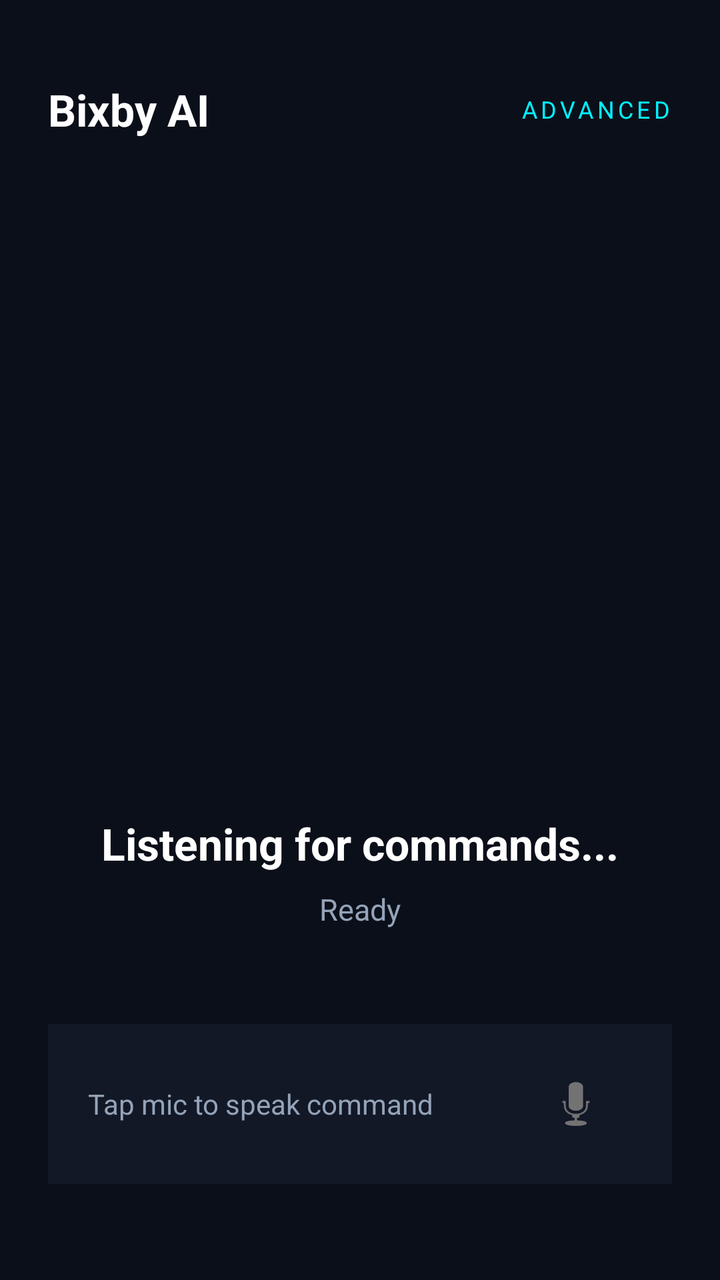
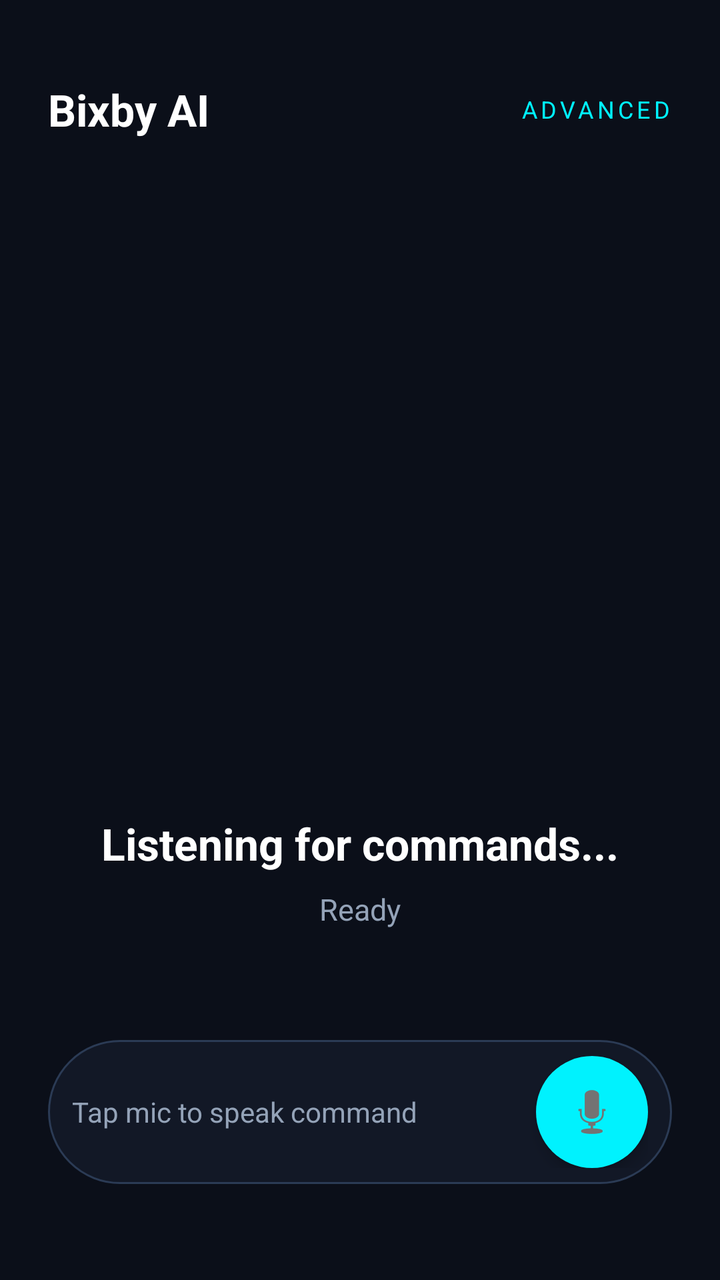

Two renders of the same Android screen: before a commit and after it. Below are the layout's source before the change and the commit's diff.
<!-- AndroidManifest.xml: application theme Theme.AppCompat.DayNight.NoActionBar -->
<!-- res/layout/activity_main.xml -->
<?xml version="1.0" encoding="utf-8"?>
<RelativeLayout xmlns:android="http://schemas.android.com/apk/res/android"
    android:layout_width="match_parent"
    android:layout_height="match_parent"
    android:background="#0B0F19"
    android:padding="24dp">

    <LinearLayout
        android:id="@+id/topBar"
        android:layout_width="match_parent"
        android:layout_height="wrap_content"
        android:layout_marginTop="16dp"
        android:orientation="horizontal"
        android:gravity="center_vertical">

        <TextView
            android:layout_width="wrap_content"
            android:layout_height="wrap_content"
            android:text="Bixby AI"
            android:textColor="#FFFFFF"
            android:textSize="22sp"
            android:textStyle="bold" />

        <View
            android:layout_width="0dp"
            android:layout_height="0dp"
            android:layout_weight="1" />

        <TextView
            android:layout_width="wrap_content"
            android:layout_height="wrap_content"
            android:text="ADVANCED"
            android:textColor="#00F2FE"
            android:textSize="12sp"
            android:letterSpacing="0.15" />
    </LinearLayout>

    <LinearLayout
        android:layout_width="match_parent"
        android:layout_height="wrap_content"
        android:layout_centerInParent="true"
        android:orientation="vertical"
        android:gravity="center">

        <FrameLayout
            android:layout_width="200dp"
            android:layout_height="200dp"
            android:layout_marginBottom="32dp"
            android:gravity="center">

            <View
                android:id="@+id/pulseView"
                android:layout_width="170dp"
                android:layout_height="170dp"
                android:layout_gravity="center" />

            <View
                android:id="@+id/orbView"
                android:layout_width="104dp"
                android:layout_height="104dp"
                android:layout_gravity="center"
                android:elevation="4dp" />
        </FrameLayout>

        <TextView
            android:id="@+id/greetingText"
            android:layout_width="wrap_content"
            android:layout_height="wrap_content"
            android:text="Listening for commands..."
            android:textColor="#FFFFFF"
            android:textSize="22sp"
            android:textStyle="bold"
            android:layout_marginBottom="8dp" />

        <TextView
            android:id="@+id/statusText"
            android:layout_width="wrap_content"
            android:layout_height="wrap_content"
            android:text="Ready"
            android:textColor="#94A3B8"
            android:textSize="15sp" />
    </LinearLayout>

    <LinearLayout
        android:layout_width="match_parent"
        android:layout_height="wrap_content"
        android:layout_alignParentBottom="true"
        android:layout_marginBottom="24dp"
        android:orientation="horizontal"
        android:background="#121826"
        android:paddingHorizontal="20dp"
        android:paddingVertical="12dp"
        android:gravity="center_vertical">

        <TextView
            android:layout_width="0dp"
            android:layout_height="wrap_content"
            android:layout_weight="1"
            android:text="Tap mic to speak command"
            android:textColor="#94A3B8"
            android:textSize="14sp" />

        <ImageButton
            android:id="@+id/micButton"
            android:layout_width="56dp"
            android:layout_height="56dp"
            android:background="@null"
            android:src="@android:drawable/ic_btn_speak_now"
            android:padding="14dp"
            android:contentDescription="Mic"
            android:elevation="4dp" />
    </LinearLayout>

</RelativeLayout>
<!-- resources referenced by this layout -->
<resources>

</resources>

<!-- the commit's change to res/layout/activity_main.xml (unified diff, before → after) -->
@@ -54,6 +54,24 @@
                 android:layout_height="170dp"
                 android:layout_gravity="center" />
 
+            <LinearLayout
+                android:id="@+id/equalizerView"
+                android:layout_width="176dp"
+                android:layout_height="76dp"
+                android:layout_gravity="center|bottom"
+                android:gravity="center"
+                android:orientation="horizontal"
+                android:alpha="0.9">
+
+                <View android:id="@+id/equalizerBar1" android:layout_width="8dp" android:layout_height="28dp" android:layout_marginHorizontal="5dp" />
+                <View android:id="@+id/equalizerBar2" android:layout_width="8dp" android:layout_height="40dp" android:layout_marginHorizontal="5dp" />
+                <View android:id="@+id/equalizerBar3" android:layout_width="8dp" android:layout_height="54dp" android:layout_marginHorizontal="5dp" />
+                <View android:id="@+id/equalizerBar4" android:layout_width="8dp" android:layout_height="64dp" android:layout_marginHorizontal="5dp" />
+                <View android:id="@+id/equalizerBar5" android:layout_width="8dp" android:layout_height="54dp" android:layout_marginHorizontal="5dp" />
+                <View android:id="@+id/equalizerBar6" android:layout_width="8dp" android:layout_height="40dp" android:layout_marginHorizontal="5dp" />
+                <View android:id="@+id/equalizerBar7" android:layout_width="8dp" android:layout_height="28dp" android:layout_marginHorizontal="5dp" />
+            </LinearLayout>
+
             <View
                 android:id="@+id/orbView"
                 android:layout_width="104dp"
@@ -87,9 +105,9 @@
         android:layout_alignParentBottom="true"
         android:layout_marginBottom="24dp"
         android:orientation="horizontal"
-        android:background="#121826"
-        android:paddingHorizontal="20dp"
-        android:paddingVertical="12dp"
+        android:background="@drawable/pill_mic_container"
+        android:paddingHorizontal="12dp"
+        android:paddingVertical="8dp"
         android:gravity="center_vertical">
 
         <TextView
@@ -104,7 +122,7 @@
             android:id="@+id/micButton"
             android:layout_width="56dp"
             android:layout_height="56dp"
-            android:background="@null"
+            android:background="@drawable/pill_mic_button"
             android:src="@android:drawable/ic_btn_speak_now"
             android:padding="14dp"
             android:contentDescription="Mic"
<!-- resource entries referenced after the edit -->
@@ -1,5 +1,17 @@
 <!-- resources referenced by this layout -->
 <resources>
-
+  <!-- drawable pill_mic_button (drawable) -->
+  <?xml version="1.0" encoding="utf-8"?>
+  <shape xmlns:android="http://schemas.android.com/apk/res/android">
+      <solid android:color="#00F2FE" />
+      <corners android:radius="999dp" />
+  </shape>
+  <!-- drawable pill_mic_container (drawable) -->
+  <?xml version="1.0" encoding="utf-8"?>
+  <shape xmlns:android="http://schemas.android.com/apk/res/android">
+      <solid android:color="#121826" />
+      <corners android:radius="999dp" />
+      <stroke android:width="1dp" android:color="#2B3B55" />
+  </shape>
 </resources>
 
